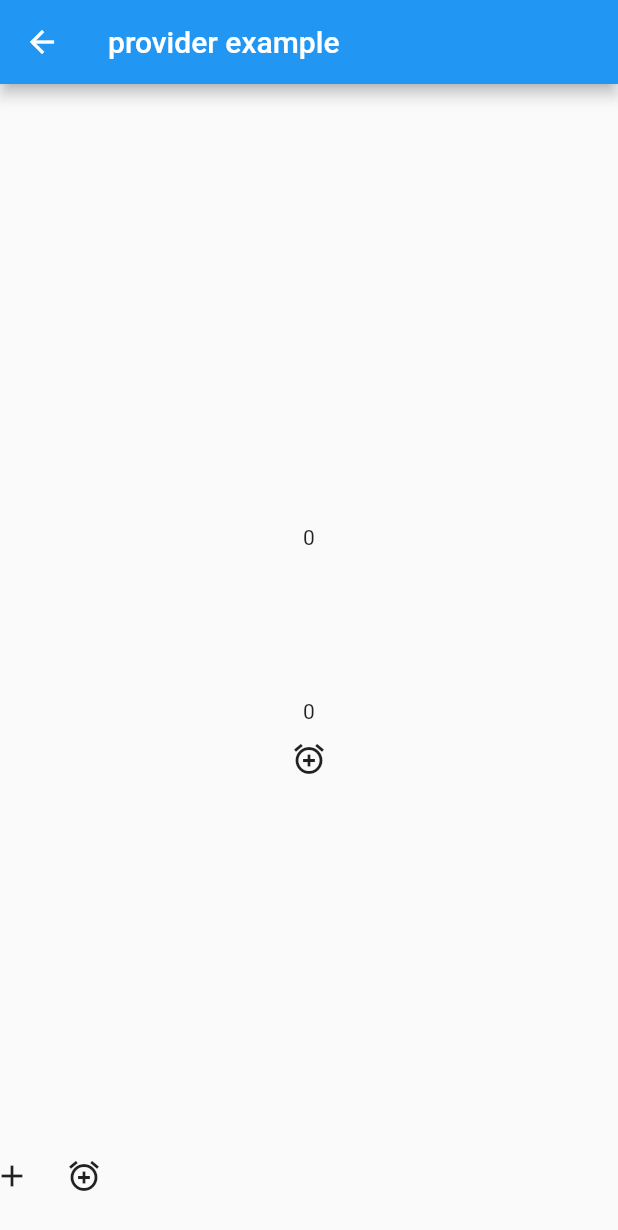
After one commit to iamnhatjt/flutter-tip-and-trick_cook-book, a Flutter app: the CounterWidget screen opened directly, on a phone screen of 412 x 824 dp. The commit adds this screen. Shown: the top 1230 px of the screen. Run offline on Flutter 3.47's test engine with Material 2 defaults, Android fonts, the phone set to English and light mode, and no system bars; missing offline and left inert: dart:html; Roboto replaces fonts that are missing (Robonto).

Commit message:
provider flutter example

```diff
--- /dev/null
+++ b/lib/stateManagement/provider/consumer_example.dart
@@ -0,0 +1,35 @@
+import 'package:flutter/material.dart';
+import 'package:provider/provider.dart';
+
+class ConSumerExample extends StatelessWidget {
+  const ConSumerExample({super.key});
+
+  @override
+  Widget build(BuildContext context) {
+    return ChangeNotifierProvider(
+      create: (_) => ConsumerCounter(),
+      child: Consumer(
+        builder: (context, value, child) => Column(
+          children: [
+            Text(context.watch<ConsumerCounter>().counter.toString()),
+            IconButton(
+                onPressed: () {
+                  context.read<ConsumerCounter>().increment();
+                },
+                icon: Icon(Icons.add_alarm_sharp))
+          ],
+        ),
+      ),
+    );
+  }
+}
+
+class ConsumerCounter extends ChangeNotifier {
+  int _counter = 0;
+  int get counter => _counter;
+
+  void increment() {
+    _counter++;
+    notifyListeners();
+  }
+}
--- /dev/null
+++ b/lib/stateManagement/provider/provider_example.dart
@@ -0,0 +1,57 @@
+import 'package:flutter/material.dart';
+import 'package:provider/provider.dart';
+
+import 'consumer_example.dart';
+
+class Counter extends ChangeNotifier {
+  int _count = 0;
+
+  int get count => _count;
+
+  void increment() {
+    _count++;
+    notifyListeners();
+  }
+}
+
+class CounterWidget extends StatelessWidget {
+  const CounterWidget({super.key});
+
+  @override
+  Widget build(BuildContext context) {
+    return Scaffold(
+      appBar: AppBar(
+        title: Text('provider example'),
+      ),
+      body: Center(
+        child: Column(
+          mainAxisAlignment: MainAxisAlignment.center,
+          children: [
+            Text(
+              context.watch<Counter>().count.toString(),
+            ),
+            SizedBox(
+              height: 100,
+            ),
+            ConSumerExample()
+          ],
+        ),
+      ),
+      floatingActionButton: Row(
+        children: [
+          IconButton(
+            icon: Icon(Icons.add),
+            onPressed: () {
+              context.read<Counter>().increment();
+            },
+          ),
+          IconButton(
+              onPressed: () {
+                context.read<ConsumerCounter>().increment();
+              },
+              icon: Icon(Icons.add_alarm_sharp))
+        ],
+      ),
+    );
+  }
+}
--- a/pubspec.yaml
+++ b/pubspec.yaml
@@ -17,6 +17,7 @@ dependencies:
   reflectable: ^4.0.5
   uuid: ^3.0.7
   lottie: ^2.3.2
+  provider: ^6.0.5
 
 dev_dependencies:
   flutter_test:
```
Also changed, not shown: lib/Animation/chained_animaiton.dart (added, +235 -0 lines), lib/app_apge.dart (+15 -1 lines), lib/main.dart (+6 -1 lines), pubspec.lock.
